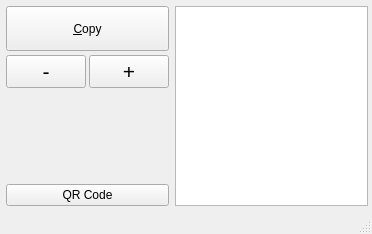
Above: voice_it/res/main_window.ui from Zen-Master-SoSo/voice_it before the change. Below: the same form after it.
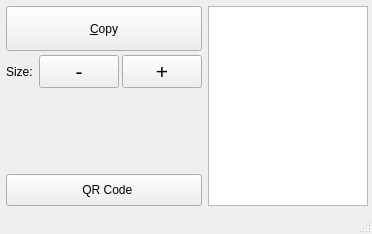
That is the form after the change. Icons and pictures are not drawn.

Commit message: Added qrcode.svg icon; Flesh out README

What changed in the file:
```diff
--- a/voice_it/res/main_window.ui
+++ b/voice_it/res/main_window.ui
@@ -68,6 +68,13 @@
           <property name="spacing">
            <number>3</number>
           </property>
+          <item>
+           <widget class="QLabel" name="label">
+            <property name="text">
+             <string>Size: </string>
+            </property>
+           </widget>
+          </item>
           <item>
            <widget class="QPushButton" name="b_smaller">
             <property name="font">
@@ -139,15 +146,15 @@
         </item>
         <item>
          <widget class="QPushButton" name="b_icon">
-          <property name="text">
-           <string>QR Code</string>
-          </property>
-          <property name="iconSize">
+          <property name="minimumSize">
            <size>
-            <width>32</width>
+            <width>0</width>
             <height>32</height>
            </size>
           </property>
+          <property name="text">
+           <string>  QR Code</string>
+          </property>
          </widget>
         </item>
        </layout>
```
The commit also changes 5 other files.
